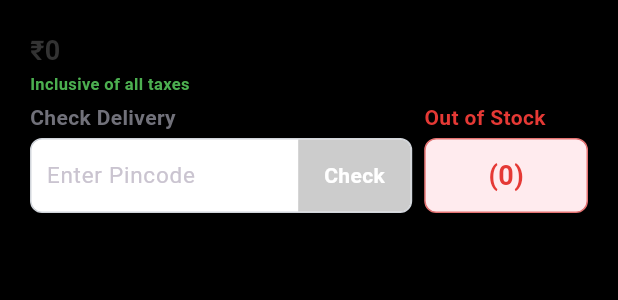
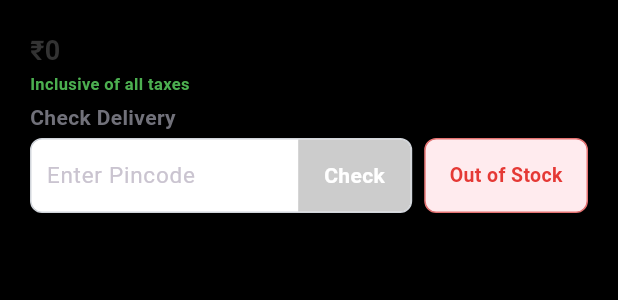
Before and after one commit to teconelwebs/new-flutter-version, a Flutter app: the ProductDetailsWidget widget shown alone on an empty page, opened directly with empty values, on a phone screen of 412 x 824 dp. Shown: the top 300 px of the screen. Run offline on Flutter 3.47's test engine with Material 3 defaults, Android fonts, the phone set to English and light mode, and no system bars; our stand-ins replace app_links, audioplayers, device_info_plus, firebase_core, firebase_messaging, flutter_local_notifications and 13 more; missing offline and left inert: flash_list, mobile_scanner, v_video_compressor; accounts and stored records are empty; network calls fail.

Commit message:
we are changes for product page

```diff
--- a/flutter_play_module/lib/screens/edit_profile_screen.dart
+++ b/flutter_play_module/lib/screens/edit_profile_screen.dart
@@ -125,9 +125,7 @@ class _EditProfileScreenState extends State<EditProfileScreen> {
         );
       });
       if (mounted) {
-        ScaffoldMessenger.of(context).showSnackBar(
-          const SnackBar(content: Text('Profile photo updated'), backgroundColor: Color(0xFF10B981)),
-        );
+        PlaySessionRegistry.showToast(context, 'Profile photo updated');
       }
     } catch (e) {
       if (mounted) {
--- a/lib/features/product/presentation/widgets/product_details_widget.dart
+++ b/lib/features/product/presentation/widgets/product_details_widget.dart
@@ -341,6 +341,28 @@ class _ProductDetailsWidgetState extends State<ProductDetailsWidget> {
     final int stock = int.tryParse(rawStock.toString()) ?? 0;
     final bool isOutOfStock = stock <= 0;
 
+    final String stockStatusText;
+    final Color stockBgColor;
+    final Color stockBorderColor;
+    final Color stockTextColor;
+
+    if (isOutOfStock) {
+      stockStatusText = 'Out of Stock';
+      stockBgColor = Colors.red.shade50;
+      stockBorderColor = Colors.red.shade300;
+      stockTextColor = Colors.red.shade600;
+    } else if (stock <= 5) {
+      stockStatusText = 'Only $stock Left';
+      stockBgColor = const Color(0xFFFFF7ED); // amber 50
+      stockBorderColor = const Color(0xFFFDBA74); // amber 300
+      stockTextColor = const Color(0xFFEA580C); // amber 600
+    } else {
+      stockStatusText = 'In Stock';
+      stockBgColor = const Color(0xFFF0FDF4); // green 50
+      stockBorderColor = const Color(0xFF86EFAC); // green 300
+      stockTextColor = const Color(0xFF16A34A); // green 600
+    }
+
     final sellPrice = widget.data['final_price']?['sellPrice'] ??
         widget.data['product']?['final_price']?['sellPrice'] ??
         0.0;
@@ -601,13 +623,16 @@ class _ProductDetailsWidgetState extends State<ProductDetailsWidget> {
                 child: Column(
                   crossAxisAlignment: CrossAxisAlignment.start,
                   children: [
-                    Text(
-                      isOutOfStock ? 'Out of Stock' : 'Left Stock',
-                      style: TextStyle(
-                        fontWeight: FontWeight.w600,
-                        color: isOutOfStock
-                            ? Colors.red.shade600
-                            : const Color(0xFF71717A),
+                    const Visibility(
+                      visible: false,
+                      maintainSize: true,
+                      maintainAnimation: true,
+                      maintainState: true,
+                      child: Text(
+                        'Delivery',
+                        style: TextStyle(
+                          fontWeight: FontWeight.w600,
+                        ),
                       ),
                     ),
                     const SizedBox(height: 4),
@@ -615,24 +640,21 @@ class _ProductDetailsWidgetState extends State<ProductDetailsWidget> {
                       height: 50,
                       alignment: Alignment.center,
                       decoration: BoxDecoration(
-                        color: isOutOfStock
-                            ? Colors.red.shade50
-                            : const Color(0xFFF3F4F6),
+                        // ignore: deprecated_member_use
+                        color: stockBgColor,
                         borderRadius: BorderRadius.circular(8),
                         border: Border.all(
-                          color: isOutOfStock
-                              ? Colors.red.shade300
-                              : const Color(0xFFD1D5DB),
+                          // ignore: deprecated_member_use
+                          color: stockBorderColor,
                         ),
                       ),
                       child: Text(
-                        '($stock)',
+                        stockStatusText,
                         style: TextStyle(
-                          fontSize: 18,
+                          fontSize: 13,
                           fontWeight: FontWeight.bold,
-                          color: isOutOfStock
-                              ? Colors.red.shade600
-                              : const Color(0xFF4B5563),
+                          // ignore: deprecated_member_use
+                          color: stockTextColor,
                         ),
                       ),
                     ),
--- a/lib/features/shop/data/shop_api_service.dart
+++ b/lib/features/shop/data/shop_api_service.dart
@@ -78,8 +78,8 @@ class ShopApiService {
         },
       );
 
-      debugPrint('🟢 [API REQ] URL: $uri');
-      debugPrint('🟢 [API REQ] TOKEN EXIST: ${token.isNotEmpty}');
+      // debugPrint('🟢 [API REQ] URL: $uri');
+      // debugPrint('🟢 [API REQ] TOKEN EXIST: ${token.isNotEmpty}');
 
       final response = await http.get(uri, headers: {
         if (token.isNotEmpty) 'Authorization': 'Bearer $token',
--- a/lib/main.dart
+++ b/lib/main.dart
@@ -9,6 +9,7 @@ import 'core/services/push_notification_service.dart';
 import 'core/network/axios_instance.dart';
 import 'package:welfog_flutter_play/welfog_flutter_play.dart' as play;
 import 'firebase_options.dart';
+import 'core/utils/top_toast.dart';
 
 @pragma('vm:entry-point')
 Future<void> _firebaseMessagingBackgroundHandler(RemoteMessage message) async {
@@ -21,6 +22,11 @@ void main() async {
 
   // Initialize the sub-module API URL from AxiosInstance configuration
   play.kPlayApiBaseUrl = AxiosInstance.baseUrls['FOURTH']!;
+
+  // Register the custom TopToast callback for play sub-module popups
+  play.PlaySessionRegistry.showToastCallback = (context, message) {
+    TopToast.show(context, message);
+  };
 
   // Android edge-to-edge: content draws under system nav; we pad via MediaQuery.
   if (Platform.isAndroid) {
```
Also changed, not shown: flutter_play_module/lib/screens/edit_profile_field_screen.dart (+1 -7 lines), flutter_play_module/lib/utils/play_session.dart (+16 -0 lines), lib/features/product/presentation/product_screen.dart (+144 -87 lines), lib/features/product/presentation/widgets/image_gallery_widget.dart (+41 -26 lines), lib/features/shop/presentation/shop_screen.dart (+51 -17 lines).
